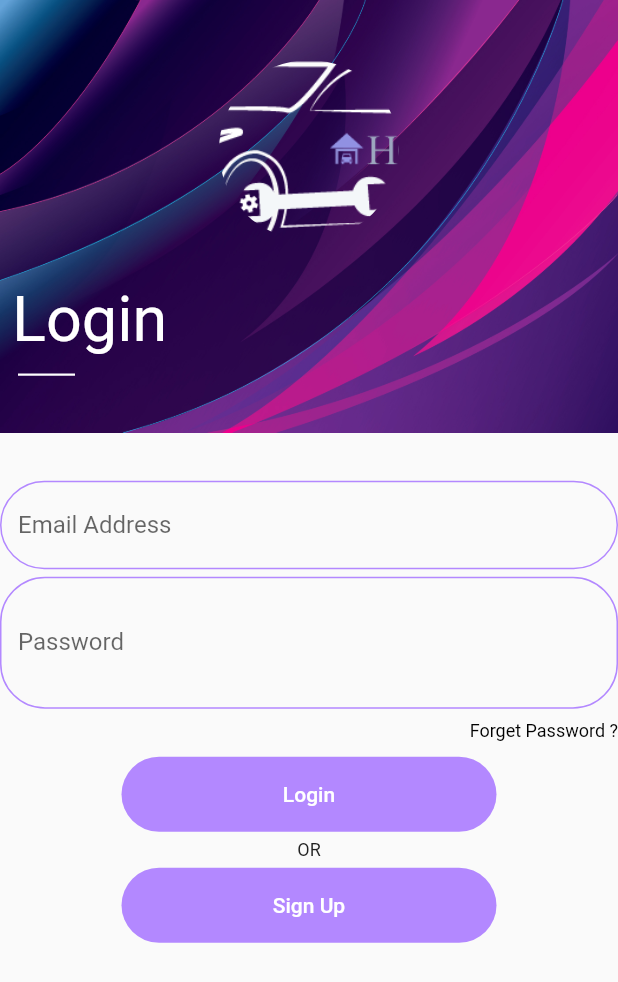
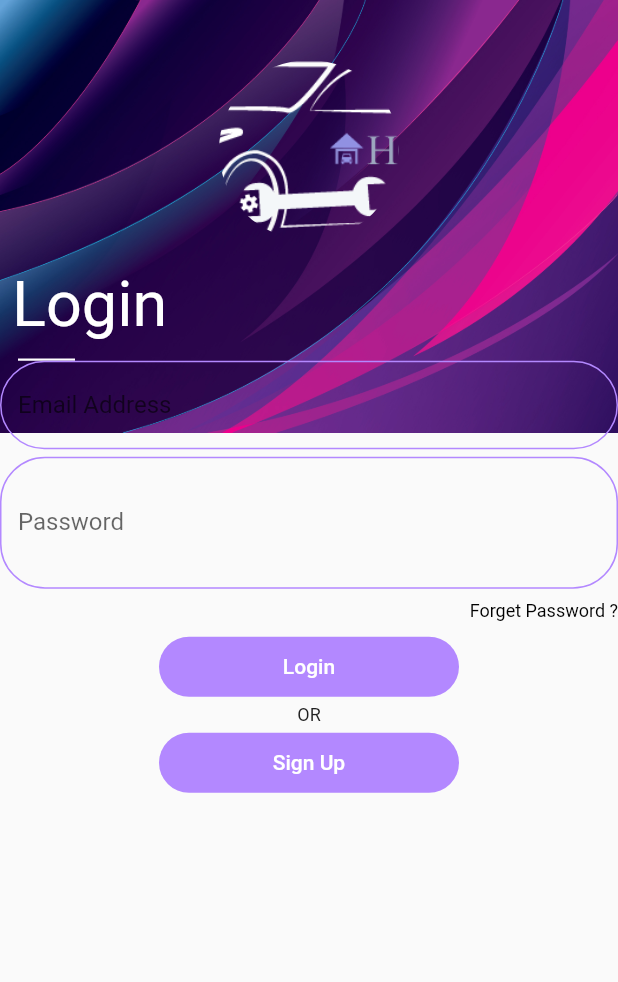
Before and after one commit to Akshaysharma98/home_car_service_flutter_app, a Flutter app: the LoginPage screen opened directly, on a phone screen of 412 x 824 dp. Shown: the top 982 px of the screen. Run offline on Flutter 3.47's test engine with Material 2 defaults, Android fonts, the phone set to English and light mode, and no system bars.

Commit message:
login problem solved

```diff
--- a/lib/LoginPage.dart
+++ b/lib/LoginPage.dart
@@ -1,4 +1,5 @@
 import 'package:flutter/material.dart';
+
 import 'SignUp.dart';
 
 class LoginPage extends StatefulWidget {
@@ -85,6 +86,7 @@ class _LoginPageState extends State<LoginPage> {
                     }
                 },
                 decoration: InputDecoration(
+
                   labelText: 'Password',
                   enabledBorder: OutlineInputBorder(
                     borderSide: BorderSide(color: Colors.deepPurpleAccent[100]),
@@ -112,7 +114,7 @@ class _LoginPageState extends State<LoginPage> {
                             });
                           }
                       },
-                      icon: Icon(Icons.remove_red_eye,color: _eyeButtonColor),
+                      icon: Icon(Icons.remove_red_eye,color: _eyeButtonColor,size: 20.0,),
 
                     ),
                 ),
@@ -133,8 +135,8 @@ class _LoginPageState extends State<LoginPage> {
   Align buildLoginButton(BuildContext context) {
     return Align(
                 child: SizedBox(
-                  height: 50,
-                  width: 250,
+                  height: 40,
+                  width: 200,
                   child: FlatButton(
                     onPressed: ()
                     {
@@ -164,16 +166,16 @@ class _LoginPageState extends State<LoginPage> {
   Align buildSignUpButton(BuildContext context) {
     return Align(
               child: SizedBox(
-                height: 50,
-                width: 250,
+                height: 40,
+                width: 200,
                 child: FlatButton(
                   onPressed: ()
                   {
                     //yeh tabhi chalega jab field empty na ho
                     //TODO yaha peh signup page jane ka code likhna ha
                      Navigator.push(
-              context,
-              MaterialPageRoute(builder: (context) => SignUp()),
+                      context,
+                    MaterialPageRoute(builder: (context) => SignUp()),
             );
 
                   },
@@ -189,7 +191,7 @@ class _LoginPageState extends State<LoginPage> {
   @override
   Widget build(BuildContext context) {
     return Scaffold(
-
+      resizeToAvoidBottomInset : false,
       body: Stack(
         // padding: EdgeInsets.fromLTRB(22.0, 0, 22.0, 22.0),
         children: <Widget>[
@@ -208,10 +210,10 @@ class _LoginPageState extends State<LoginPage> {
                 children:<Widget>[
                   SizedBox(height: 40.0,),
                   buildLogo(),
-                  SizedBox(height: 20.0,),
+                  SizedBox(height: 10.0,),
                   buildTitle(),//idhar hamra title ayega
                   buildTitleLine(),
-                  SizedBox(height: 70.0,),
+                  // SizedBox(height: 70.0,),
                   buildEmailFormField(),
                   SizedBox(height: 5.0,),
                   buildPasswordFormField(context),
```
Also changed, not shown: lib/SignUp.dart (+31 -1 lines), lib/main.dart (+8 -3 lines), pubspec.lock.
